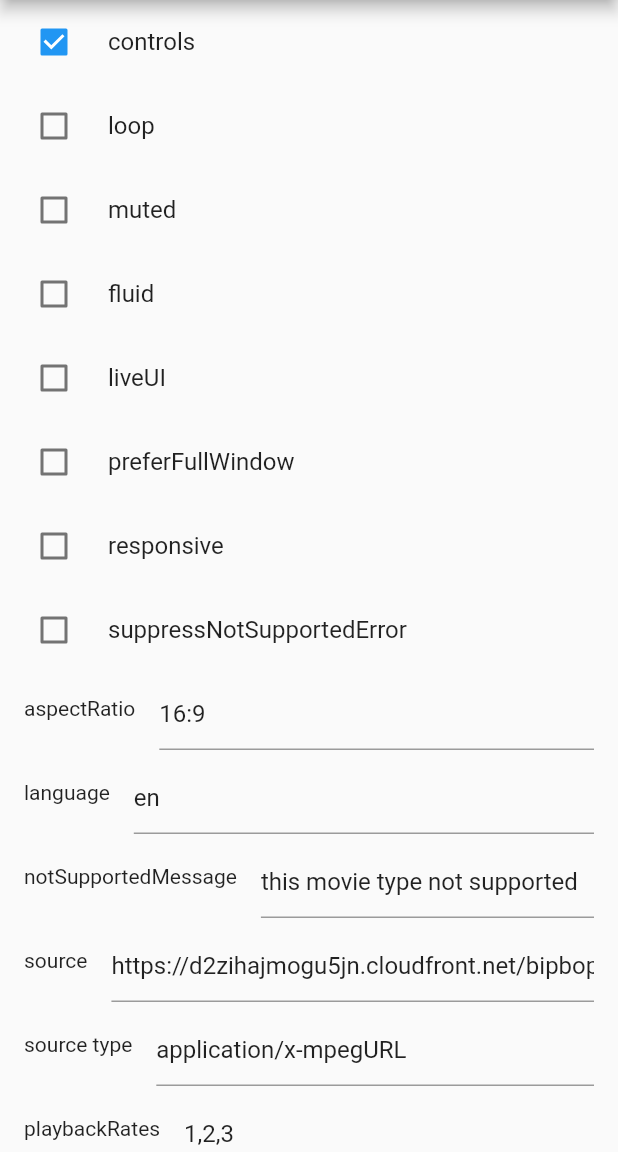
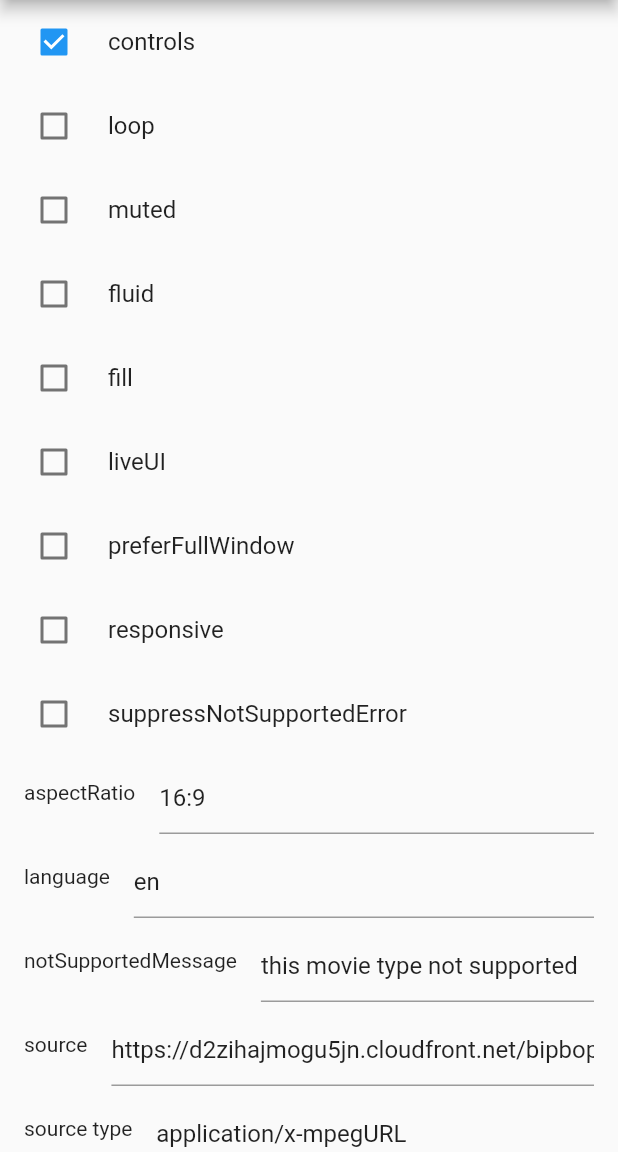
Before and after one commit to mojtabaghiasi/video_js, a Flutter app: the screen it shows after launch, on a phone screen of 412 x 824 dp, the part 84-1236 px from its top. Run offline on Flutter 3.47's test engine with Material 2 defaults, Android fonts, the light colour scheme and no system bars; missing offline and left inert: universal_html; statements that could not run were skipped.

Commit message:
fixed size

```diff
--- a/example/lib/main.dart
+++ b/example/lib/main.dart
@@ -41,6 +41,7 @@ class OptionsPageState extends State<OptionsPage> {
   bool? muted = false;
   String? aspectRatio = '16:9';
   bool? fluid = false;
+  bool? fill = false;
   String? language = 'en';
   bool? liveUI = false;
   String? notSupportedMessage = 'this movie type not supported';
@@ -96,7 +97,7 @@ class OptionsPageState extends State<OptionsPage> {
           ),
           CheckboxListTile(
             title: const Text('fluid'),
-            value: fluid,
+            value: fluid ?? false,
             onChanged: (val) {
               setState(() {
                 fluid = val;
@@ -106,8 +107,19 @@ class OptionsPageState extends State<OptionsPage> {
                 ListTileControlAffinity.leading, //  <-- leading Checkbox
           ),
           CheckboxListTile(
+            title: const Text('fill'),
+            value: fill ?? false,
+            onChanged: (val) {
+              setState(() {
+                fill = val;
+              });
+            },
+            controlAffinity:
+                ListTileControlAffinity.leading, //  <-- leading Checkbox
+          ),
+          CheckboxListTile(
             title: const Text('liveUI'),
-            value: liveUI,
+            value: liveUI ?? false,
             onChanged: (val) {
               setState(() {
                 liveUI = val;
@@ -118,7 +130,7 @@ class OptionsPageState extends State<OptionsPage> {
           ),
           CheckboxListTile(
             title: const Text('preferFullWindow'),
-            value: preferFullWindow,
+            value: preferFullWindow ?? false,
             onChanged: (val) {
               setState(() {
                 preferFullWindow = val;
@@ -129,7 +141,7 @@ class OptionsPageState extends State<OptionsPage> {
           ),
           CheckboxListTile(
             title: const Text('responsive'),
-            value: responsive,
+            value: responsive ?? false,
             onChanged: (val) {
               setState(() {
                 responsive = val;
@@ -152,7 +164,7 @@ class OptionsPageState extends State<OptionsPage> {
           ListTile(
             leading: const Text('aspectRatio'),
             title: TextField(
-              controller: TextEditingController(text: aspectRatio),
+              controller: TextEditingController(text: aspectRatio ?? '16:9'),
               onChanged: (val) {
                 aspectRatio = val;
               },
@@ -223,6 +235,7 @@ class OptionsPageState extends State<OptionsPage> {
                         muted: muted,
                         aspectRatio: aspectRatio,
                         fluid: fluid,
+                        fill: fill,
                         language: language,
                         liveui: liveUI,
                         notSupportedMessage: notSupportedMessage,
--- a/lib/src/models/videojs_options.dart
+++ b/lib/src/models/videojs_options.dart
@@ -24,6 +24,8 @@ class VideoJsOptions {
   /// When true, the Video.js player will have a fluid size. In other words, it will scale to fit its
   /// container at the video's intrinsic aspect ratio, or at a specified aspectRatio
   final bool? fluid;
+
+  final bool? fill;
 
   /// A language code matching one of the available languages in the player. This sets the initial language
   /// for a player, but it can always be changed.
@@ -67,6 +69,7 @@ class VideoJsOptions {
       this.poster,
       this.aspectRatio,
       this.fluid,
+      this.fill,
       this.language,
       this.liveui,
       this.notSupportedMessage,
@@ -101,6 +104,11 @@ class VideoJsOptions {
     if (sources != null) {
       data['sources'] = sources!.map((v) => v.toJson()).toList();
     }
+
+    if (fluid != null) data['fluid'] = fluid;
+
+    if (fill != null) data['fill'] = fill;
+
     return data;
   }
 }
--- a/pubspec.yaml
+++ b/pubspec.yaml
@@ -1,6 +1,6 @@
 name: video_js_themed
 description: Video Library for Flutter, Easily use famuse video.js in flutter web with themes support
-version: 0.0.2
+version: 0.0.3
 homepage: https://github.com/PROGrand/video_js
 issue_tracker: https://github.com/PROGrand/video_js/issues
 
```
Also changed, not shown: lib/src/video_js_widget.dart (+7 -5 lines), 1 other file.
